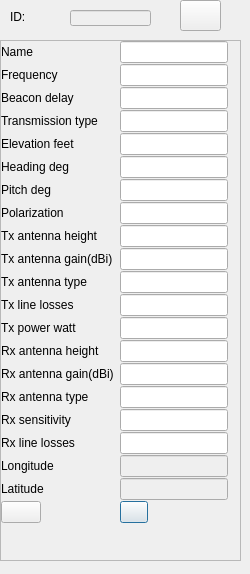
Qt form QRadioPredict/groundstationform.ui (QDeltaSoft/qradiopredict) before a commit.
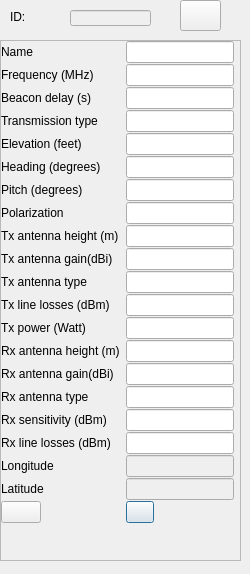
The same form after that commit. Icons and pictures are not drawn.

The edit to the form file:
```diff
--- a/QRadioPredict/groundstationform.ui
+++ b/QRadioPredict/groundstationform.ui
@@ -72,7 +72,7 @@
       <item row="1" column="0">
        <widget class="QLabel" name="label_2">
         <property name="text">
-         <string>Frequency</string>
+         <string>Frequency (MHz)</string>
         </property>
        </widget>
       </item>
@@ -82,7 +82,7 @@
       <item row="2" column="0">
        <widget class="QLabel" name="beaconDelayLabel">
         <property name="text">
-         <string>Beacon delay</string>
+         <string>Beacon delay (s)</string>
         </property>
        </widget>
       </item>
@@ -102,7 +102,7 @@
       <item row="4" column="0">
        <widget class="QLabel" name="elevationFeetLabel">
         <property name="text">
-         <string>Elevation feet</string>
+         <string>Elevation (feet)</string>
         </property>
        </widget>
       </item>
@@ -112,7 +112,7 @@
       <item row="5" column="0">
        <widget class="QLabel" name="headingDegLabel">
         <property name="text">
-         <string>Heading deg</string>
+         <string>Heading (degrees)</string>
         </property>
        </widget>
       </item>
@@ -122,7 +122,7 @@
       <item row="6" column="0">
        <widget class="QLabel" name="pitchDegLabel">
         <property name="text">
-         <string>Pitch deg</string>
+         <string>Pitch (degrees)</string>
         </property>
        </widget>
       </item>
@@ -142,7 +142,7 @@
       <item row="8" column="0">
        <widget class="QLabel" name="txAntennaHeightLabel">
         <property name="text">
-         <string>Tx antenna height</string>
+         <string>Tx antenna height (m)</string>
         </property>
        </widget>
       </item>
@@ -172,7 +172,7 @@
       <item row="11" column="0">
        <widget class="QLabel" name="txLineLossesLabel">
         <property name="text">
-         <string>Tx line losses</string>
+         <string>Tx line losses (dBm)</string>
         </property>
        </widget>
       </item>
@@ -182,7 +182,7 @@
       <item row="12" column="0">
        <widget class="QLabel" name="txPowerWattLabel">
         <property name="text">
-         <string>Tx power watt</string>
+         <string>Tx power (Watt)</string>
         </property>
        </widget>
       </item>
@@ -192,7 +192,7 @@
       <item row="13" column="0">
        <widget class="QLabel" name="rxAntennaHeightLabel">
         <property name="text">
-         <string>Rx antenna height</string>
+         <string>Rx antenna height (m)</string>
         </property>
        </widget>
       </item>
@@ -222,7 +222,7 @@
       <item row="16" column="0">
        <widget class="QLabel" name="rxSensitivityLabel">
         <property name="text">
-         <string>Rx sensitivity</string>
+         <string>Rx sensitivity (dBm)</string>
         </property>
        </widget>
       </item>
@@ -232,7 +232,7 @@
       <item row="17" column="0">
        <widget class="QLabel" name="rxLineLossesLabel">
         <property name="text">
-         <string>Rx line losses</string>
+         <string>Rx line losses (dBm)</string>
         </property>
        </widget>
       </item>
```
